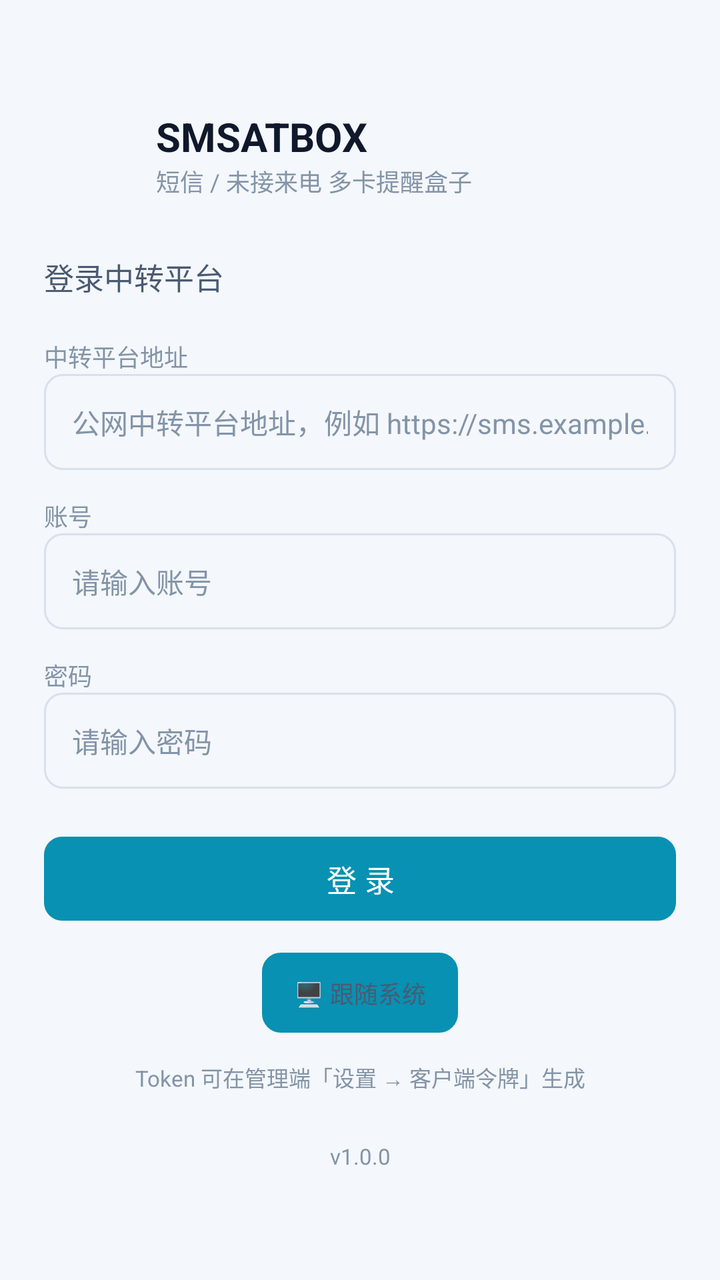
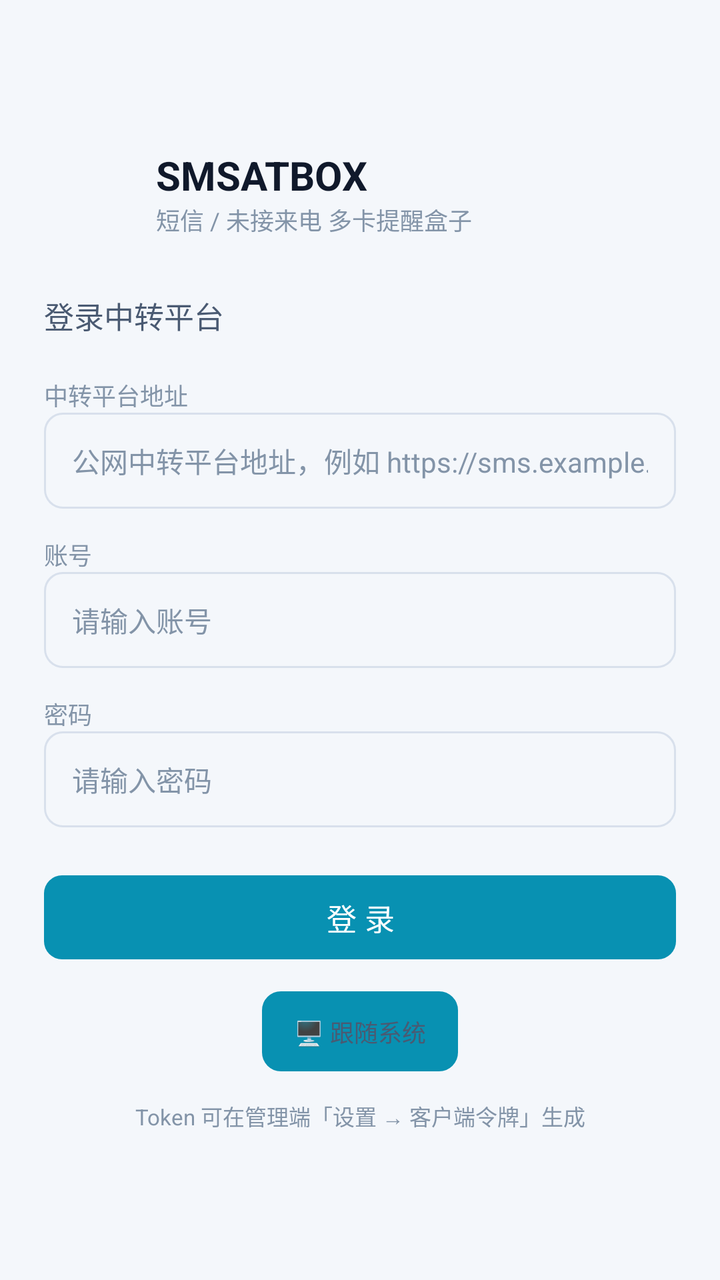

Compare the two renders of this Android layout. The source of the first and the diff that turns it into the second are given below.
<!-- AndroidManifest.xml: activity theme Theme.SMSATBOX -->
<!-- res/layout/activity_login.xml -->
<?xml version="1.0" encoding="utf-8"?>
<ScrollView xmlns:android="http://schemas.android.com/apk/res/android"
    android:layout_width="match_parent"
    android:layout_height="match_parent"
    android:fillViewport="true"
    android:background="@color/bg_0">

    <LinearLayout
        android:layout_width="match_parent"
        android:layout_height="wrap_content"
        android:orientation="vertical"
        android:padding="22dp"
        android:gravity="center_vertical"
        android:minHeight="600dp">

        
        <LinearLayout
            android:layout_width="wrap_content"
            android:layout_height="wrap_content"
            android:orientation="horizontal"
            android:gravity="center_vertical">

            <ImageView
                android:layout_width="44dp"
                android:layout_height="44dp"
                android:src="@mipmap/ic_launcher"
                android:contentDescription="@string/app_name" />

            <LinearLayout
                android:layout_width="wrap_content"
                android:layout_height="wrap_content"
                android:orientation="vertical"
                android:layout_marginStart="12dp">

                <TextView
                    android:layout_width="wrap_content"
                    android:layout_height="wrap_content"
                    android:text="@string/app_name"
                    android:textSize="20sp"
                    android:textStyle="bold"
                    android:textColor="@color/text_0" />

                <TextView
                    android:layout_width="wrap_content"
                    android:layout_height="wrap_content"
                    android:text="@string/app_subtitle"
                    android:textSize="12sp"
                    android:textColor="@color/text_2" />
            </LinearLayout>
        </LinearLayout>

        <TextView
            android:layout_width="wrap_content"
            android:layout_height="wrap_content"
            android:text="@string/login_title"
            android:textSize="15sp"
            android:textColor="@color/text_1"
            android:layout_marginTop="28dp"
            android:layout_marginBottom="4dp" />

        
        <TextView
            android:layout_width="wrap_content"
            android:layout_height="wrap_content"
            android:text="@string/settings_server"
            android:textSize="12sp"
            android:textColor="@color/text_2"
            android:layout_marginTop="16dp" />

        <EditText
            android:id="@+id/serverInput"
            android:layout_width="match_parent"
            android:layout_height="48dp"
            android:hint="@string/login_server_hint"
            android:textColorHint="@color/text_2"
            android:textColor="@color/text_0"
            android:textSize="14sp"
            android:background="@drawable/bg_input"
            android:paddingStart="14dp"
            android:paddingEnd="14dp"
            android:inputType="textUri"
            android:maxLines="1"
            android:importantForAutofill="no" />

        
        <TextView
            android:layout_width="wrap_content"
            android:layout_height="wrap_content"
            android:text="@string/login_username"
            android:textSize="12sp"
            android:textColor="@color/text_2"
            android:layout_marginTop="14dp" />

        <EditText
            android:id="@+id/usernameInput"
            android:layout_width="match_parent"
            android:layout_height="48dp"
            android:hint="@string/login_username_hint"
            android:textColorHint="@color/text_2"
            android:textColor="@color/text_0"
            android:textSize="14sp"
            android:background="@drawable/bg_input"
            android:paddingStart="14dp"
            android:paddingEnd="14dp"
            android:inputType="text"
            android:maxLines="1"
            android:importantForAutofill="no" />

        
        <TextView
            android:layout_width="wrap_content"
            android:layout_height="wrap_content"
            android:text="@string/login_password"
            android:textSize="12sp"
            android:textColor="@color/text_2"
            android:layout_marginTop="14dp" />

        <EditText
            android:id="@+id/passwordInput"
            android:layout_width="match_parent"
            android:layout_height="48dp"
            android:hint="@string/login_password_hint"
            android:textColorHint="@color/text_2"
            android:textColor="@color/text_0"
            android:textSize="14sp"
            android:background="@drawable/bg_input"
            android:paddingStart="14dp"
            android:paddingEnd="14dp"
            android:inputType="textPassword"
            android:maxLines="1"
            android:importantForAutofill="no" />

        <TextView
            android:id="@+id/errorText"
            android:layout_width="match_parent"
            android:layout_height="wrap_content"
            android:textColor="@color/danger"
            android:textSize="12sp"
            android:layout_marginTop="10dp"
            android:visibility="gone" />

        <ProgressBar
            android:id="@+id/progressBar"
            android:layout_width="wrap_content"
            android:layout_height="wrap_content"
            android:layout_marginTop="12dp"
            android:visibility="gone"
            android:layout_gravity="center_horizontal" />

        <Button
            android:id="@+id/loginButton"
            style="@style/Button_Primary"
            android:layout_width="match_parent"
            android:layout_height="50dp"
            android:text="@string/login_button"
            android:textSize="15sp"
            android:layout_marginTop="20dp" />

        
        <Button
            android:id="@+id/themeButton"
            android:layout_width="wrap_content"
            android:layout_height="40dp"
            android:layout_marginTop="12dp"
            android:layout_gravity="center_horizontal"
            android:paddingStart="16dp"
            android:paddingEnd="16dp"
            android:text="🖥 跟随系统"
            android:textSize="12sp"
            android:textColor="@color/text_1"
            android:background="@drawable/bg_input"
            style="?android:attr/borderlessButtonStyle" />

        <TextView
            android:layout_width="match_parent"
            android:layout_height="wrap_content"
            android:text="Token 可在管理端「设置 → 客户端令牌」生成"
            android:textSize="11sp"
            android:textColor="@color/text_2"
            android:layout_marginTop="14dp"
            android:gravity="center" />

        <TextView
            android:id="@+id/versionText"
            android:layout_width="match_parent"
            android:layout_height="wrap_content"
            android:text="v1.0.0"
            android:textSize="11sp"
            android:textColor="@color/text_2"
            android:layout_marginTop="24dp"
            android:gravity="center" />

    </LinearLayout>
</ScrollView>
<!-- resources referenced by this layout -->
<resources>
  <color name="bg_0">#F4F7FB</color>
  <color name="danger">#DC2626</color>
  <color name="text_0">#10192B</color>
  <color name="text_1">#4A5A72</color>
  <color name="text_2">#8394A8</color>
  <!-- drawable bg_input (drawable) -->
  <?xml version="1.0" encoding="utf-8"?>
  <shape xmlns:android="http://schemas.android.com/apk/res/android"
      android:shape="rectangle">
      <solid android:color="@color/surface_2" />
      <stroke android:width="1dp" android:color="@color/line" />
      <corners android:radius="9dp" />
  </shape>
  <!-- mipmap ic_launcher (mipmap-anydpi-v26) -->
  <?xml version="1.0" encoding="utf-8"?>
  <adaptive-icon xmlns:android="http://schemas.android.com/apk/res/android">
      <background android:drawable="@drawable/ic_launcher_background" />
      <foreground android:drawable="@drawable/ic_launcher_foreground" />
  </adaptive-icon>
  <string name="app_name">SMSATBOX</string>
  <string name="app_subtitle">短信 / 未接来电 多卡提醒盒子</string>
  <string name="login_button">登 录</string>
  <string name="login_password">密码</string>
  <string name="login_password_hint">请输入密码</string>
  <string name="login_server_hint">公网中转平台地址，例如 https://sms.example.com</string>
  <string name="login_title">登录中转平台</string>
  <string name="login_username">账号</string>
  <string name="login_username_hint">请输入账号</string>
  <string name="settings_server">中转平台地址</string>
  <style name="Button_Primary" parent="Widget.Material3.Button">
          <item name="backgroundTint">@color/brand</item>
          <item name="android:textColor">#FFFFFF</item>
          <item name="cornerRadius">9dp</item>
      </style>
  <style name="Theme.SMSATBOX" parent="Theme.Material3.DayNight.NoActionBar">
          <item name="colorPrimary">@color/brand</item>
          <item name="colorSecondary">@color/brand_2</item>
          <item name="android:colorBackground">@color/bg_0</item>
          <item name="colorSurface">@color/surface</item>
          <item name="colorOnSurface">@color/text_0</item>
          <item name="colorOnBackground">@color/text_0</item>
          <item name="android:statusBarColor">@color/bg_1</item>
          <item name="android:navigationBarColor">@color/bg_1</item>
          <item name="android:windowBackground">@color/bg_0</item>
      </style>
  <color name="surface_2">#F4F7FB</color>
  <color name="line">#D8E0EC</color>
  <!-- drawable ic_launcher_background (drawable) -->
  <?xml version="1.0" encoding="utf-8"?>
  <shape xmlns:android="http://schemas.android.com/apk/res/android"
      android:shape="rectangle">
      <solid android:color="#0B111D" />
  </shape>
  <!-- drawable ic_launcher_foreground (drawable) -->
  <?xml version="1.0" encoding="utf-8"?>
  <vector xmlns:android="http://schemas.android.com/apk/res/android"
      android:width="108dp"
      android:height="108dp"
      android:viewportWidth="108"
      android:viewportHeight="108">
      
      <path
          android:fillColor="#00000000"
          android:strokeColor="#22D3EE"
          android:strokeWidth="3.5"
          android:strokeLineJoin="round"
          android:pathData="M32,40 L76,40 A3,3 0 0 1 79,43 L79,67 A3,3 0 0 1 76,70 L62,70 L52,79 L52,70 L32,70 A3,3 0 0 1 29,67 L29,43 A3,3 0 0 1 32,40 Z" />
      
      <path
          android:fillColor="#22D3EE"
          android:pathData="M44,55 m-2.6,0 a2.6,2.6 0 1,0 5.2,0 a2.6,2.6 0 1,0 -5.2,0" />
      <path
          android:fillColor="#67E8F9"
          android:pathData="M54,55 m-2.6,0 a2.6,2.6 0 1,0 5.2,0 a2.6,2.6 0 1,0 -5.2,0" />
      <path
          android:fillColor="#A5B4FC"
          android:pathData="M64,55 m-2.6,0 a2.6,2.6 0 1,0 5.2,0 a2.6,2.6 0 1,0 -5.2,0" />
  </vector>
  <color name="brand">#0891B2</color>
  <color name="brand_2">#4F46E5</color>
  <color name="surface">#FFFFFF</color>
  <color name="bg_1">#FFFFFF</color>
</resources>

<!-- the commit's change to res/layout/activity_login.xml (unified diff, before → after) -->
@@ -180,15 +180,5 @@
             android:layout_marginTop="14dp"
             android:gravity="center" />
 
-        <TextView
-            android:id="@+id/versionText"
-            android:layout_width="match_parent"
-            android:layout_height="wrap_content"
-            android:text="v1.0.0"
-            android:textSize="11sp"
-            android:textColor="@color/text_2"
-            android:layout_marginTop="24dp"
-            android:gravity="center" />
-
     </LinearLayout>
 </ScrollView>
